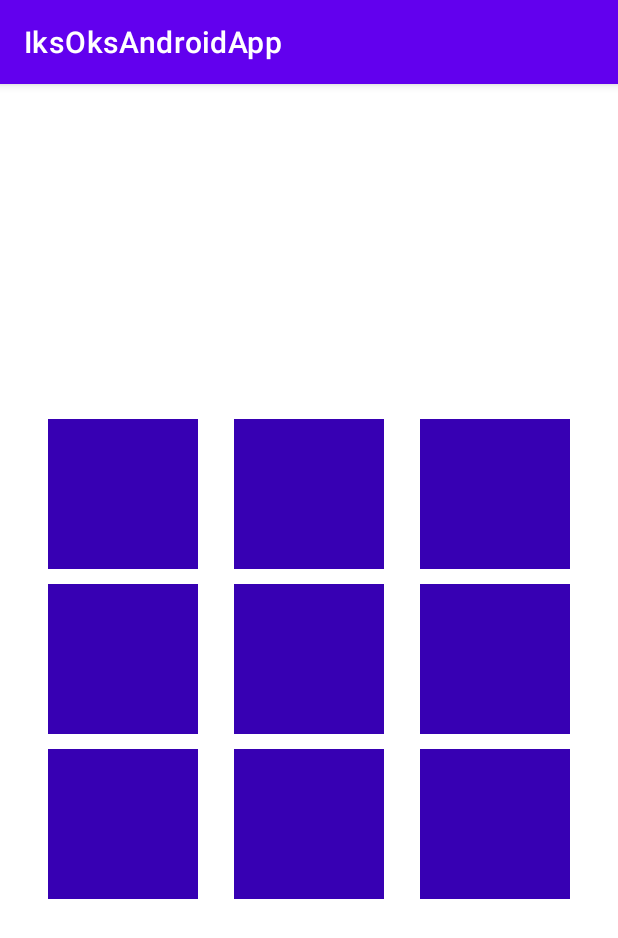
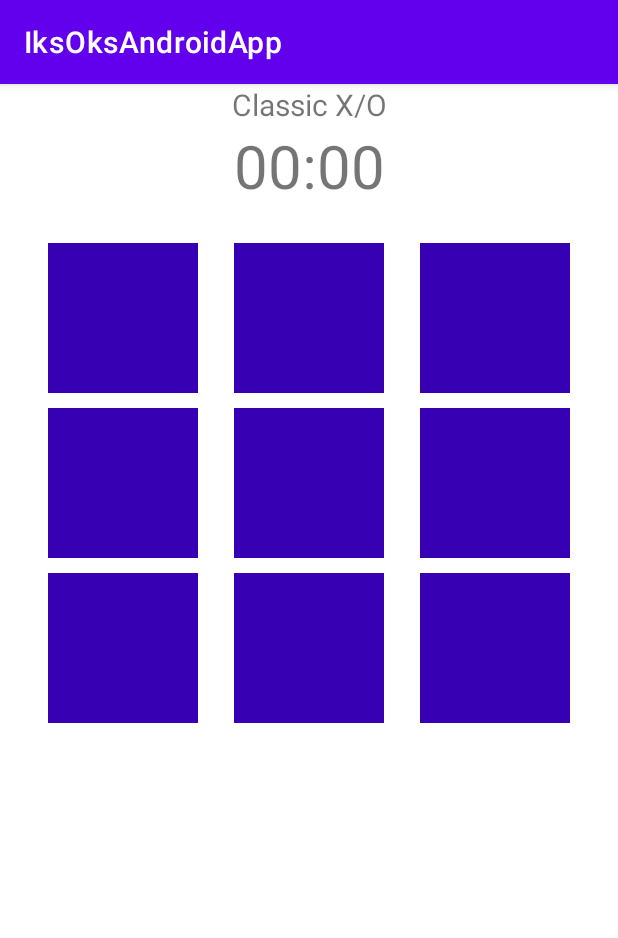
Before and after one commit to SDD-Devs/IksOksAndroidApp, an Android app: the ClassicGameActivity screen opened directly, with no data from a screen before it, on a phone screen of 412 x 824 dp. Shown: the top 938 px of the screen. Run offline under Robolectric (Android 15) with nearby library versions, the phone set to English and light mode, and no system bars.

Commit message:
Added Classic Game timer UI and functionality.

```diff
--- a/app/src/main/java/com/example/iksoksandroidapp/ClassicGameActivity.java
+++ b/app/src/main/java/com/example/iksoksandroidapp/ClassicGameActivity.java
@@ -2,23 +2,34 @@ package com.example.iksoksandroidapp;
 
 import androidx.appcompat.app.AppCompatActivity;
 
+import android.app.Activity;
 import android.os.Bundle;
+import android.util.Log;
 import android.widget.GridView;
+import android.widget.TextView;
 
+import com.example.iksoksandroidapp.IksOksLogic.BoardAdapter;
 import com.example.iksoksandroidapp.IksOksLogic.Game;
-import com.example.iksoksandroidapp.IksOksLogic.BoardAdapter;
 import com.example.iksoksandroidapp.IksOksLogic.GameManager;
 import com.example.iksoksandroidapp.IksOksLogic.enums.GameState;
-import com.example.iksoksandroidapp.IksOksLogic.enums.PlayerType;
-import com.example.iksoksandroidapp.IksOksLogic.enums.TileState;
+
+import java.sql.Time;
+import java.sql.Timestamp;
+import java.util.Timer;
+import java.util.TimerTask;
 
 public class ClassicGameActivity extends AppCompatActivity {
 
 
     //Declaration
-    private static GameManager gameManager;
     BoardAdapter boardAdapter;
+    TimerTask timerTask;
+    Timer timer;
+    Game game;
+
+    //UI Declaration
     GridView gv_board;
+    TextView txt_TimerLabel;
 
 
     @Override
@@ -26,21 +37,39 @@ public class ClassicGameActivity extends AppCompatActivity {
         super.onCreate(savedInstanceState);
         setContentView(R.layout.activity_classic_game);
 
-        //Initialization
-        gameManager = new GameManager();
-        gv_board = (GridView) findViewById(R.id.gridView);
 
         //Instantiate Game
-        gameManager.startNewGame();
+        GameManager.startNewGame();
+        game = GameManager.getGame();
 
-        boardAdapter = new BoardAdapter(this, gameManager.getGame());
-
+        //Initialization
+        gv_board = (GridView) findViewById(R.id.gridView);
+        txt_TimerLabel = (TextView) findViewById(R.id.lbl_Timer);
+        boardAdapter = new BoardAdapter(this, game);
 
 
         //Set the GridView adapter to the list of tiles.
         gv_board.setAdapter(boardAdapter);
 
+
+        timerTask = new TimerTask() {
+            @Override
+            public void run() {
+                if(GameManager.getGame().getGameState() != GameState.IN_PROGRESS)
+                    timerTask.cancel();
+
+                String timestamp = new Timestamp(game.getPlayTimeMilliseconds()).toString();
+                timestamp = timestamp.substring(14,19);
+                txt_TimerLabel.setText(timestamp);
+            }
+        };
+        timer = new Timer();
+        timer.schedule(timerTask, 0, 1000);
+
+
     }
 
 
+
+
 }
--- a/app/src/main/java/com/example/iksoksandroidapp/SettingsActivity.java
+++ b/app/src/main/java/com/example/iksoksandroidapp/SettingsActivity.java
@@ -2,7 +2,9 @@ package com.example.iksoksandroidapp;
 
 import androidx.appcompat.app.AppCompatActivity;
 
+import android.Manifest;
 import android.app.Activity;
+import android.app.Application;
 import android.content.Context;
 import android.content.SharedPreferences;
 import android.content.res.Resources;
@@ -25,5 +27,6 @@ public class SettingsActivity extends AppCompatActivity {
         //SharedPreferences prefs = getSharedPreferences("theme", Context.MODE_PRIVATE);
         //int resId = prefs.getInt("resId", R.style.lightBlueTheme);
         //setTheme(resId);
+
     }
 }
--- a/app/src/main/res/layout/activity_classic_game.xml
+++ b/app/src/main/res/layout/activity_classic_game.xml
@@ -1,8 +1,29 @@
 <?xml version="1.0" encoding="utf-8"?>
-<RelativeLayout
+<LinearLayout
+    android:orientation="vertical"
     xmlns:android="http://schemas.android.com/apk/res/android"
     android:layout_width="match_parent"
     android:layout_height="match_parent">
+
+
+
+    <TextView
+        android:layout_width="match_parent"
+        android:layout_height="wrap_content"
+        android:text="@string/classic_title"
+        android:textSize="20sp"
+        android:textAlignment="center"
+        />
+
+    <TextView
+        android:id="@+id/lbl_Timer"
+        android:layout_width="match_parent"
+        android:layout_height="wrap_content"
+        android:textSize="40sp"
+        android:text="00:00"
+        android:textAlignment="center"
+        />
+
 
     <GridView
         android:layout_centerVertical="true"
@@ -15,4 +36,4 @@
         />
 
 
-</RelativeLayout>
+</LinearLayout>
--- a/app/src/main/res/values/strings.xml
+++ b/app/src/main/res/values/strings.xml
@@ -1,3 +1,4 @@
 <resources>
     <string name="app_name">IksOksAndroidApp</string>
+    <string name="classic_title">Classic X/O</string>
 </resources>
```
Also changed, not shown: app/src/main/java/com/example/iksoksandroidapp/IksOksLogic/BoardAdapter.java (+14 -11 lines).
